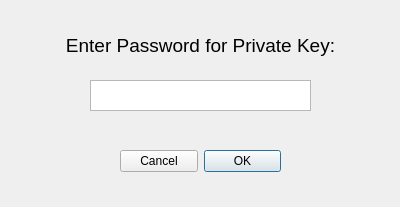
MladenZurkic/ZP-PGP-2023, file src/gui/uiFiles/sendPrompt.ui: the form before one commit.
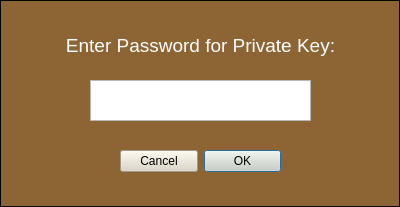
The form after the commit.

The edit to the form file:
```diff
--- a/src/gui/uiFiles/sendPrompt.ui
+++ b/src/gui/uiFiles/sendPrompt.ui
@@ -13,6 +13,15 @@
   <property name="windowTitle">
    <string>Dialog</string>
   </property>
+  <property name="styleSheet">
+   <string notr="true">QPushButton {
+	background-color: #dbd5c3;
+}
+QDialog { 
+   border: 1px solid black;
+    background-color: #8d6535;
+}</string>
+  </property>
   <widget class="QDialogButtonBox" name="buttonBox">
    <property name="geometry">
     <rect>
@@ -35,7 +44,7 @@
      <x>90</x>
      <y>80</y>
      <width>221</width>
-     <height>31</height>
+     <height>41</height>
     </rect>
    </property>
    <property name="font">
@@ -69,6 +78,11 @@
      <kerning>true</kerning>
     </font>
    </property>
+   <property name="styleSheet">
+    <string notr="true">QLabel {
+	color: white;
+}</string>
+   </property>
    <property name="text">
     <string>Enter Password for Private Key:</string>
    </property>
```
